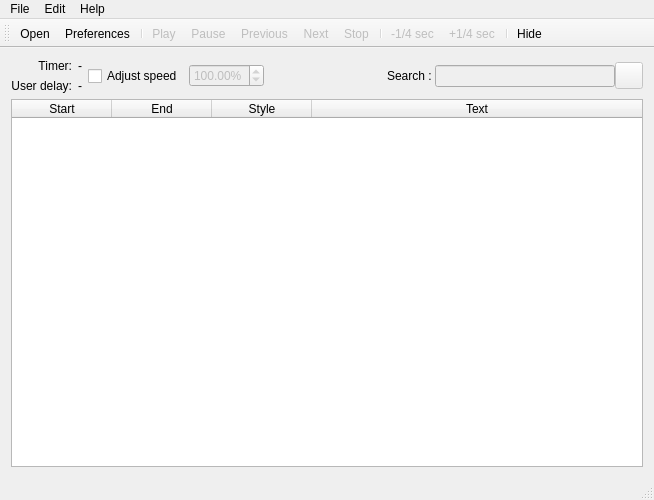
Above: mainwindow.ui from Subtivals/subtivals before the change. Below: the same form after it.
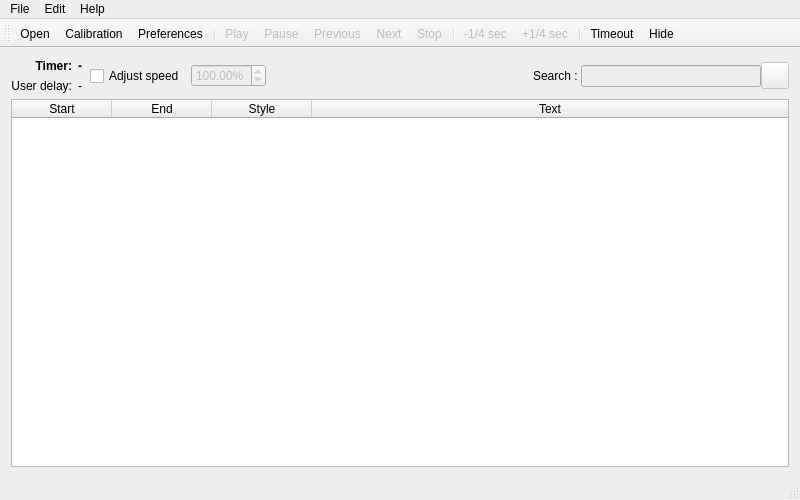
That is the form after the change. Icons and pictures are not drawn.

Commit message: Move actions from menu bar to toolbar (fixes #85)

```diff
--- a/mainwindow.ui
+++ b/mainwindow.ui
@@ -6,7 +6,7 @@
    <rect>
     <x>0</x>
     <y>0</y>
-    <width>654</width>
+    <width>800</width>
     <height>500</height>
    </rect>
   </property>
@@ -23,6 +23,13 @@
      <layout class="QGridLayout" name="gridLayout">
       <item row="0" column="0">
        <widget class="QLabel" name="label">
+        <property name="font">
+         <font>
+          <pointsize>9</pointsize>
+          <weight>75</weight>
+          <bold>true</bold>
+         </font>
+        </property>
         <property name="text">
          <string>Timer:</string>
         </property>
@@ -39,6 +46,14 @@
           <verstretch>0</verstretch>
          </sizepolicy>
         </property>
+        <property name="font">
+         <font>
+          <pointsize>9</pointsize>
+          <weight>75</weight>
+          <bold>true</bold>
+          <kerning>true</kerning>
+         </font>
+        </property>
         <property name="text">
          <string>-</string>
         </property>
@@ -214,7 +229,7 @@
     <rect>
      <x>0</x>
      <y>0</y>
-     <width>654</width>
+     <width>800</width>
      <height>23</height>
     </rect>
    </property>
@@ -247,6 +262,12 @@
    <addaction name="menuAide"/>
   </widget>
   <widget class="QToolBar" name="mainToolBar">
+   <property name="iconSize">
+    <size>
+     <width>32</width>
+     <height>32</height>
+    </size>
+   </property>
    <property name="toolButtonStyle">
     <enum>Qt::ToolButtonTextUnderIcon</enum>
    </property>
@@ -257,6 +278,7 @@
     <bool>false</bool>
    </attribute>
    <addaction name="actionOpen"/>
+   <addaction name="actionShowCalibration"/>
    <addaction name="actionPreferences"/>
    <addaction name="separator"/>
    <addaction name="actionPlay"/>
@@ -268,6 +290,7 @@
    <addaction name="actionSubDelay"/>
    <addaction name="actionAddDelay"/>
    <addaction name="separator"/>
+   <addaction name="actionAutoHideEnded"/>
    <addaction name="actionHide"/>
   </widget>
   <widget class="QStatusBar" name="statusBar"/>
@@ -454,7 +477,7 @@
   </action>
   <action name="actionShowCalibration">
    <property name="text">
-    <string>Show calibration</string>
+    <string>Calibration</string>
    </property>
    <property name="toolTip">
     <string>Show calibration</string>
@@ -470,6 +493,9 @@
     <bool>true</bool>
    </property>
    <property name="text">
+    <string>Timeout</string>
+   </property>
+   <property name="toolTip">
     <string>Hide timeout events</string>
    </property>
   </action>
```
Left out of the diff: 10 changed lines with no effect on the pictures. The commit also changes 3 other files.
